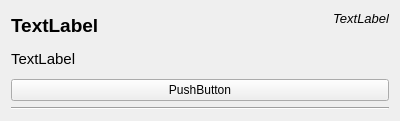
This is projectcellwidget.ui in zcharli/carleton-student-project-partner-finder as Qt 5 draws it before an edit. The edited form follows.
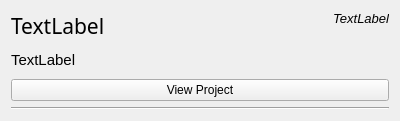
This is the edited form.

Commit message: - Integrated discover project with Database

Patch:
```diff
--- a/projectcellwidget.ui
+++ b/projectcellwidget.ui
@@ -10,6 +10,12 @@
     <height>121</height>
    </rect>
   </property>
+  <property name="sizePolicy">
+   <sizepolicy hsizetype="Preferred" vsizetype="Fixed">
+    <horstretch>0</horstretch>
+    <verstretch>0</verstretch>
+   </sizepolicy>
+  </property>
   <property name="windowTitle">
    <string>Form</string>
   </property>
@@ -22,9 +28,10 @@
         <widget class="QLabel" name="lblTitle">
          <property name="font">
           <font>
-           <pointsize>14</pointsize>
-           <weight>75</weight>
-           <bold>true</bold>
+           <family>Sans Serif</family>
+           <pointsize>16</pointsize>
+           <weight>50</weight>
+           <bold>false</bold>
           </font>
          </property>
          <property name="text">
@@ -74,7 +81,7 @@
      <item>
       <widget class="QPushButton" name="btnViewProject">
        <property name="text">
-        <string>PushButton</string>
+        <string>View Project</string>
        </property>
       </widget>
      </item>
```
Left out of the diff: 6 changed lines with no effect on the pictures. Lines whose indentation alone changed are shown as unchanged. The commit also changes 8 other files.
